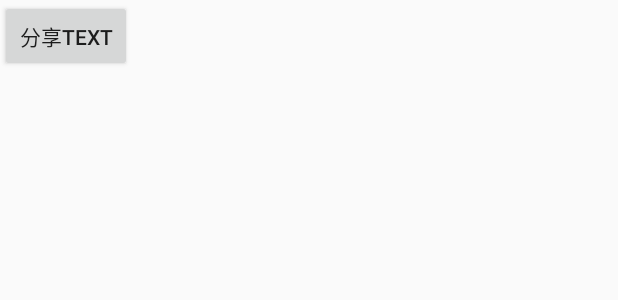
After one commit to lixinxinlove/RxJavaDemo, an Android app: the layout activity_share.xml on its own in the app's theme, with its tools: preview values and no code run, on a phone screen of 412 x 824 dp. The commit adds this screen. Shown: the top 300 px of the screen. Run offline under Robolectric (Android 15) with nearby library versions, the phone set to English and light mode, and no system bars; network calls fail.

Commit message:
添加本地分享

```diff
--- a/app/build.gradle
+++ b/app/build.gradle
@@ -25,6 +25,7 @@ dependencies {
         exclude group: 'com.android.support', module: 'support-annotations'
     })
     compile 'com.android.support:recyclerview-v7:25.0.0'
+    compile 'com.android.support:recyclerview-v7:25.0.0'
     compile 'com.android.support:appcompat-v7:25.0.0'
     compile 'com.android.support.constraint:constraint-layout:1.0.2'
     compile 'io.reactivex.rxjava2:rxandroid:2.0.1'
@@ -38,7 +39,6 @@ dependencies {
     compile 'com.jakewharton.rxbinding2:rxbinding:2.0.0'
     compile 'com.github.bumptech.glide:glide:4.1.1'
     compile 'com.github.CymChad:BaseRecyclerViewAdapterHelper:2.9.28'
-    compile 'com.android.support:recyclerview-v7:25.0.0'
     compile 'com.tbruyelle.rxpermissions2:rxpermissions:0.9.4@aar'
     compile 'com.airbnb.android:lottie:1.0.1'
     testCompile 'junit:junit:4.12'
--- a/app/src/main/AndroidManifest.xml
+++ b/app/src/main/AndroidManifest.xml
@@ -44,7 +44,8 @@
         <activity android:name=".activity.DirectoryActivity" />
         <activity android:name=".activity.RxPermissionsActivity" />
         <activity android:name=".activity.LottieActivity" />
-        <activity android:name=".activity.ExpandableListViewActivity"></activity>
+        <activity android:name=".activity.ExpandableListViewActivity" />
+        <activity android:name=".activity.ShareActivity"></activity>
     </application>
 
 </manifest>
--- a/app/src/main/java/com/love/rxjavademo/rxjava/RetrofitActivity.java
+++ b/app/src/main/java/com/love/rxjavademo/rxjava/RetrofitActivity.java
@@ -73,9 +73,6 @@ public class RetrofitActivity extends BaseActivity {
                 });
     }
 
-
-
-
     /*new Observer<List<Girl>>() {
                     @Override
                     public void onSubscribe(@NonNull Disposable d) {
--- /dev/null
+++ b/app/src/main/res/layout/activity_share.xml
@@ -0,0 +1,23 @@
+<?xml version="1.0" encoding="utf-8"?>
+<LinearLayout xmlns:android="http://schemas.android.com/apk/res/android"
+    android:layout_width="match_parent"
+    android:layout_height="match_parent"
+    android:orientation="horizontal">
+
+
+    <Button
+        android:layout_width="wrap_content"
+        android:layout_height="wrap_content"
+        android:onClick="shareText"
+        android:text="分享text" />
+
+
+    <LinearLayout
+
+        android:layout_width="match_parent"
+        android:layout_height="match_parent">
+
+    </LinearLayout>
+
+
+</LinearLayout>
```
Also changed, not shown: app/src/main/java/com/love/rxjavademo/activity/BaseActivity.java (+7 -1 lines), app/src/main/java/com/love/rxjavademo/activity/MainActivity.java (+7 -0 lines), app/src/main/java/com/love/rxjavademo/activity/ShareActivity.java (added, +68 -0 lines), app/src/main/java/com/love/rxjavademo/rxjava/Test1Activity.java (+6 -6 lines), app/src/main/res/layout/activity_main.xml (+7 -0 lines).
